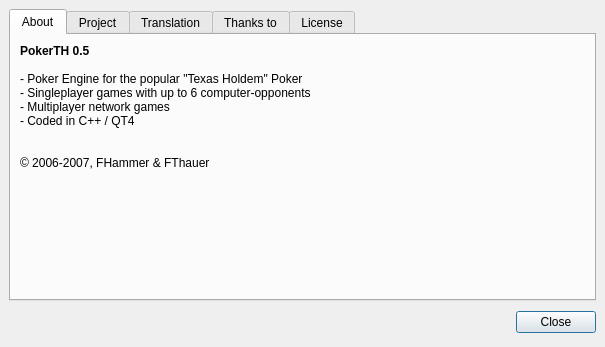
First picture: the form in src/gui/qt/aboutpokerth.ui, repository pokerth/pokerth, before the edit.
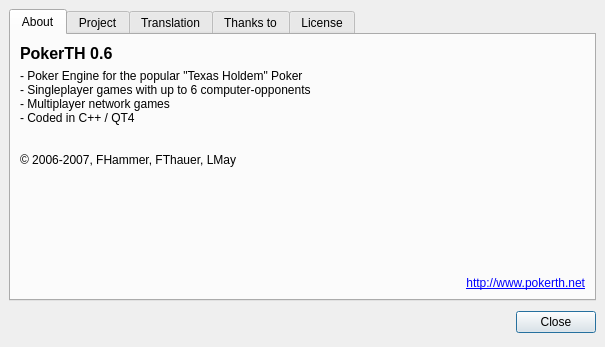
Second picture: the form after the edit. Icons and pictures are not drawn.

Diff of the .ui file:
```diff
--- a/src/gui/qt/aboutpokerth.ui
+++ b/src/gui/qt/aboutpokerth.ui
@@ -17,7 +17,19 @@
    <property name="margin" >
     <number>9</number>
    </property>
-   <property name="spacing" >
+   <property name="topMargin" >
+    <number>9</number>
+   </property>
+   <property name="rightMargin" >
+    <number>9</number>
+   </property>
+   <property name="bottomMargin" >
+    <number>9</number>
+   </property>
+   <property name="horizontalSpacing" >
+    <number>6</number>
+   </property>
+   <property name="verticalSpacing" >
     <number>6</number>
    </property>
    <item row="0" column="0" >
@@ -33,59 +45,81 @@
        <string>About</string>
       </attribute>
       <layout class="QGridLayout" >
-       <property name="margin" >
-        <number>9</number>
-       </property>
-       <property name="spacing" >
-        <number>6</number>
-       </property>
-       <item row="1" column="1" >
-        <spacer>
-         <property name="orientation" >
-          <enum>Qt::Vertical</enum>
+       <item row="0" column="0" >
+        <widget class="QLabel" name="label_2" >
+         <property name="text" >
+          <string>&lt;html>&lt;head>&lt;meta name="qrichtext" content="1" />&lt;style type="text/css">
+p, li { white-space: pre-wrap; }
+&lt;/style>&lt;/head>&lt;body style=" font-family:'Nimbus Sans L'; font-size:9pt; font-weight:400; font-style:normal;">
+&lt;p style=" margin-top:0px; margin-bottom:0px; margin-left:0px; margin-right:0px; -qt-block-indent:0; text-indent:0px;">&lt;span style=" font-size:12pt; font-weight:600;">PokerTH 0.6&lt;/span>&lt;/p>&lt;/body>&lt;/html></string>
          </property>
-         <property name="sizeHint" >
-          <size>
-           <width>20</width>
-           <height>100</height>
-          </size>
+        </widget>
+       </item>
+       <item rowspan="2" row="0" column="1" >
+        <widget class="QLabel" name="label_logo" >
+         <property name="pixmap" >
+          <pixmap/>
          </property>
-        </spacer>
+        </widget>
        </item>
-       <item rowspan="2" row="0" column="0" >
+       <item rowspan="2" row="1" column="0" >
         <widget class="QLabel" name="label" >
          <property name="sizePolicy" >
-          <sizepolicy>
-           <hsizetype>3</hsizetype>
-           <vsizetype>5</vsizetype>
+          <sizepolicy vsizetype="Preferred" hsizetype="MinimumExpanding" >
            <horstretch>0</horstretch>
            <verstretch>0</verstretch>
           </sizepolicy>
          </property>
          <property name="text" >
-          <string>&lt;html>&lt;head>&lt;meta name="qrichtext" content="1" />&lt;style type="text/css">
-p, li { white-space: pre-wrap; }
-&lt;/style>&lt;/head>&lt;body style=" font-family:'Nimbus Sans L'; font-size:9pt; font-weight:400; font-style:normal; text-decoration:none;">
-&lt;p style=" margin-top:0px; margin-bottom:0px; margin-left:0px; margin-right:0px; -qt-block-indent:0; text-indent:0px;">&lt;span style=" font-weight:600;">PokerTH 0.5&lt;/span>&lt;/p>
-&lt;p style="-qt-paragraph-type:empty; margin-top:0px; margin-bottom:0px; margin-left:0px; margin-right:0px; -qt-block-indent:0; text-indent:0px; font-weight:600;">&lt;/p>
-&lt;p style=" margin-top:0px; margin-bottom:0px; margin-left:0px; margin-right:0px; -qt-block-indent:0; text-indent:0px;">- Poker Engine for the popular "Texas Holdem" Poker&lt;/p>
-&lt;p style=" margin-top:0px; margin-bottom:0px; margin-left:0px; margin-right:0px; -qt-block-indent:0; text-indent:0px;">- Singleplayer games with up to 6 computer-opponents&lt;/p>
-&lt;p style=" margin-top:0px; margin-bottom:0px; margin-left:0px; margin-right:0px; -qt-block-indent:0; text-indent:0px;">- Multiplayer network games&lt;/p>
-&lt;p style=" margin-top:0px; margin-bottom:0px; margin-left:0px; margin-right:0px; -qt-block-indent:0; text-indent:0px;">- Coded in C++ / QT4&lt;/p>
-&lt;p style="-qt-paragraph-type:empty; margin-top:0px; margin-bottom:0px; margin-left:0px; margin-right:0px; -qt-block-indent:0; text-indent:0px;">&lt;/p>
-&lt;p style="-qt-paragraph-type:empty; margin-top:0px; margin-bottom:0px; margin-left:0px; margin-right:0px; -qt-block-indent:0; text-indent:0px; font-weight:600;">&lt;/p>
-&lt;p style=" margin-top:0px; margin-bottom:0px; margin-left:0px; margin-right:0px; -qt-block-indent:0; text-indent:0px; font-weight:600;">&lt;span style=" font-weight:400;">© 2006-2007, FHammer &amp;amp; FThauer&lt;/span>&lt;/p>
-&lt;p style="-qt-paragraph-type:empty; margin-top:0px; margin-bottom:0px; margin-left:0px; margin-right:0px; -qt-block-indent:0; text-indent:0px;">&lt;/p>&lt;/body>&lt;/html></string>
+          <string>- Poker Engine for the popular "Texas Holdem" Poker
+- Singleplayer games with up to 6 computer-opponents
+- Multiplayer network games
+- Coded in C++ / QT4
+
+
+© 2006-2007, FHammer, FThauer, LMay</string>
          </property>
          <property name="alignment" >
           <set>Qt::AlignLeading|Qt::AlignLeft|Qt::AlignTop</set>
          </property>
         </widget>
        </item>
-       <item row="0" column="1" >
+       <item rowspan="2" row="2" column="1" >
+        <spacer>
+         <property name="orientation" >
+          <enum>Qt::Vertical</enum>
+         </property>
+         <property name="sizeHint" >
+          <size>
+           <width>20</width>
+           <height>100</height>
+          </size>
+         </property>
+        </spacer>
+       </item>
+       <item row="3" column="0" >
+        <spacer>
+         <property name="orientation" >
+          <enum>Qt::Vertical</enum>
+         </property>
+         <property name="sizeHint" >
+          <size>
+           <width>20</width>
+           <height>91</height>
+          </size>
+         </property>
+        </spacer>
+       </item>
+       <item row="4" column="0" colspan="2" >
         <widget class="QLabel" name="label_3" >
-         <property name="pixmap" >
-          <pixmap resource="resources.qrc" >:/graphics/resources/graphics/logoChip3D.png</pixmap>
+         <property name="text" >
+          <string>&lt;a href="http://www.pokerth.net" target="_blank">http://www.pokerth.net&lt;a></string>
+         </property>
+         <property name="alignment" >
+          <set>Qt::AlignRight|Qt::AlignTrailing|Qt::AlignVCenter</set>
+         </property>
+         <property name="openExternalLinks" >
+          <bool>true</bool>
          </property>
         </widget>
        </item>
```
Left out of the diff: 98 changed lines with no effect on the pictures.
